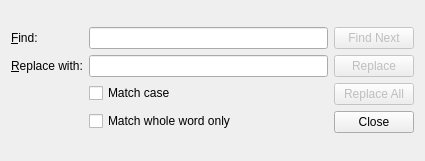
The window that qt_ui/find_and_replace.ui (evpo/EncryptPad) describes before a commit, drawn with Qt 5.
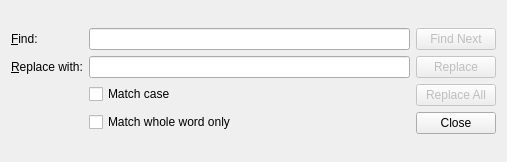
The same window after the commit.

```diff
--- a/qt_ui/find_and_replace.ui
+++ b/qt_ui/find_and_replace.ui
@@ -6,8 +6,8 @@
    <rect>
     <x>0</x>
     <y>0</y>
-    <width>425</width>
-    <height>161</height>
+    <width>507</width>
+    <height>162</height>
    </rect>
   </property>
   <property name="minimumSize">
@@ -18,8 +18,8 @@
   </property>
   <property name="maximumSize">
    <size>
-    <width>425</width>
-    <height>161</height>
+    <width>538</width>
+    <height>203</height>
    </size>
   </property>
   <property name="windowTitle">
```
